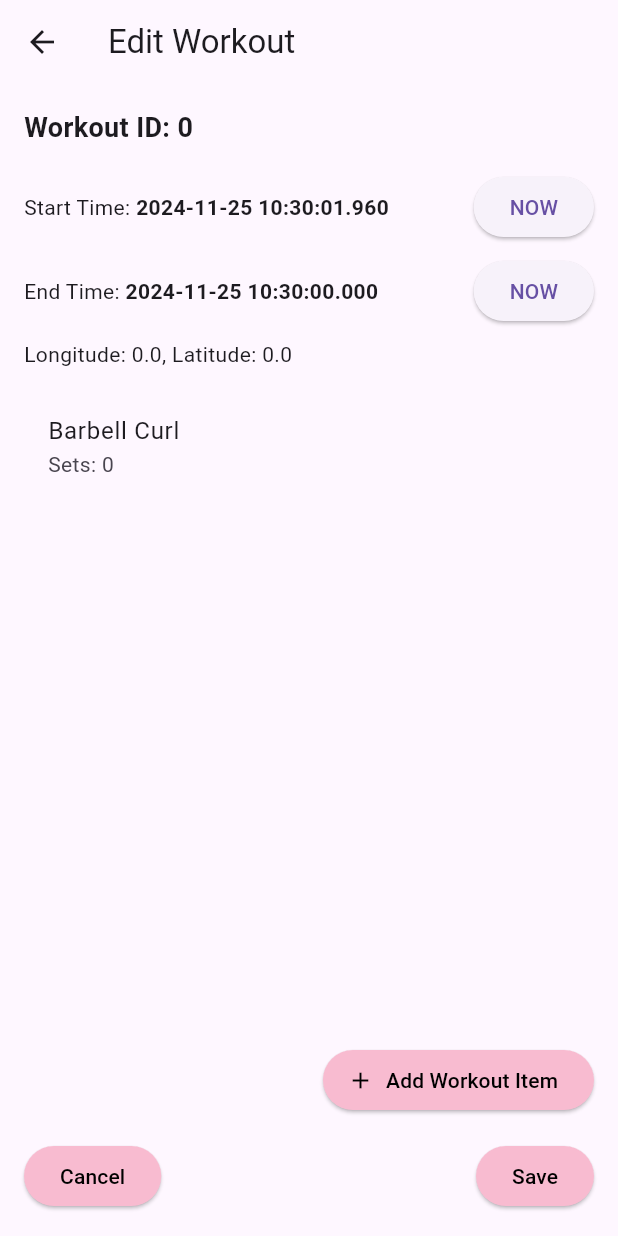
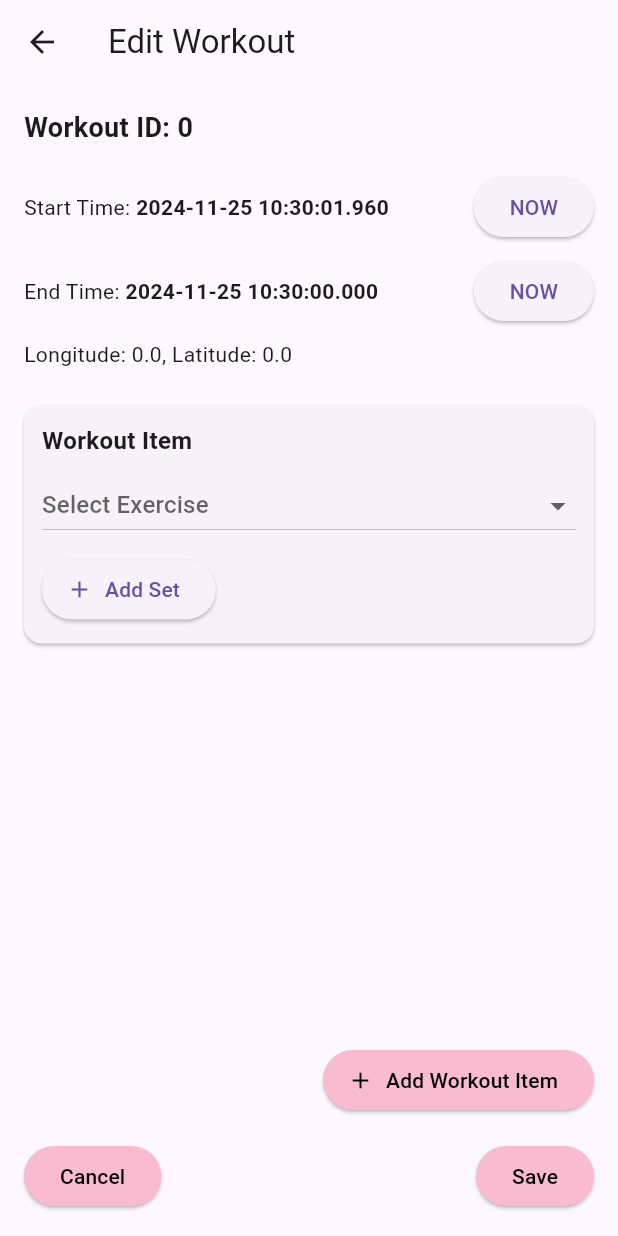
Before and after one commit to JeremyTubongbanua/sofe4640u-final, a Flutter app: the EditWorkoutPage screen opened directly with empty values, after a tap on "NOW", after a tap on "Add Workout Item", on a phone screen of 412 x 824 dp. Run offline on Flutter 3.47's test engine with Material 3 defaults, Android fonts, the phone set to English and light mode, and no system bars; our stand-ins replace geolocator, shared_preferences; accounts and stored records are empty.

Commit message:
feat: adding works

```diff
--- a/track/lib/models/workout_item.dart
+++ b/track/lib/models/workout_item.dart
@@ -2,7 +2,7 @@ import 'package:track/models/exercise.dart';
 import 'package:track/models/set.dart';
 
 class WorkoutItem {
-  final Exercise exercise;
+  Exercise exercise;
   List<Set> sets = [];
 
   WorkoutItem({
--- a/track/lib/pages/edit_workout_page.dart
+++ b/track/lib/pages/edit_workout_page.dart
@@ -1,4 +1,5 @@
 import 'package:flutter/material.dart';
+import 'package:track/models/exercise.dart';
 import '../database/user_database.dart';
 import '../models/workout.dart';
 import '../models/workout_item.dart';
@@ -86,13 +87,67 @@ class _EditWorkoutPageState extends State<EditWorkoutPage> {
                 itemCount: _workoutItems.length,
                 itemBuilder: (context, index) {
                   final item = _workoutItems[index];
-                  return ListTile(
-                    title: Text(item.exercise.name),
-                    subtitle: Text('Sets: ${item.sets.length}'),
-                    // trailing: IconButton(
-                    //   icon: const Icon(Icons.add),
-                    //   onPressed: () => navigateToAddSet(item),
-                    // ),
+                  final exercises =
+                      _db.getExercises(); // Fetch the list of exercises
+
+                  return FutureBuilder<List<Exercise>>(
+                    future: exercises,
+                    builder: (context, snapshot) {
+                      if (snapshot.connectionState == ConnectionState.waiting) {
+                        return const Center(child: CircularProgressIndicator());
+                      }
+
+                      final exerciseList = snapshot.data ?? [];
+                      final dropdownItems = exerciseList
+                          .map((exercise) => DropdownMenuItem<Exercise>(
+                                value: exercise,
+                                child: Text(exercise.name),
+                              ))
+                          .toList();
+
+                      return Card(
+                        margin: const EdgeInsets.symmetric(vertical: 8),
+                        child: Padding(
+                          padding: const EdgeInsets.all(12.0),
+                          child: Column(
+                            crossAxisAlignment: CrossAxisAlignment.start,
+                            children: [
+                              const Text(
+                                'Workout Item',
+                                style: TextStyle(
+                                    fontWeight: FontWeight.bold, fontSize: 16),
+                              ),
+                              const SizedBox(height: 8),
+                              DropdownButton<Exercise>(
+                                isExpanded: true,
+                                value: exerciseList.contains(item.exercise)
+                                    ? item.exercise
+                                    : null,
+                                items: dropdownItems,
+                                onChanged: (selectedExercise) {
+                                  setState(() {
+                                    item.exercise = selectedExercise!;
+                                  });
+                                },
+                                hint: const Text('Select Exercise'),
+                              ),
+                              const SizedBox(height: 8),
+                              ElevatedButton.icon(
+                                onPressed: () {
+                                  ScaffoldMessenger.of(context).showSnackBar(
+                                    const SnackBar(
+                                        content: Text(
+                                            'Add Set functionality goes here')),
+                                  );
+                                },
+                                icon: const Icon(Icons.add),
+                                label: const Text('Add Set'),
+                              ),
+                            ],
+                          ),
+                        ),
+                      );
+                    },
                   );
                 },
               ),
```
Lines whose indentation alone changed are shown as unchanged.
